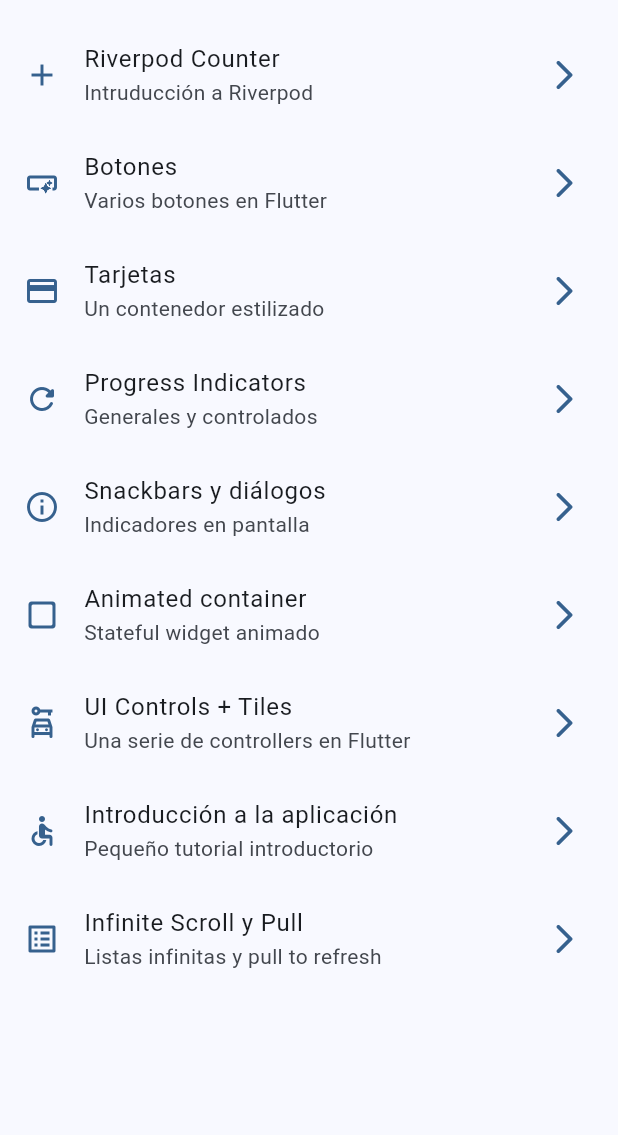
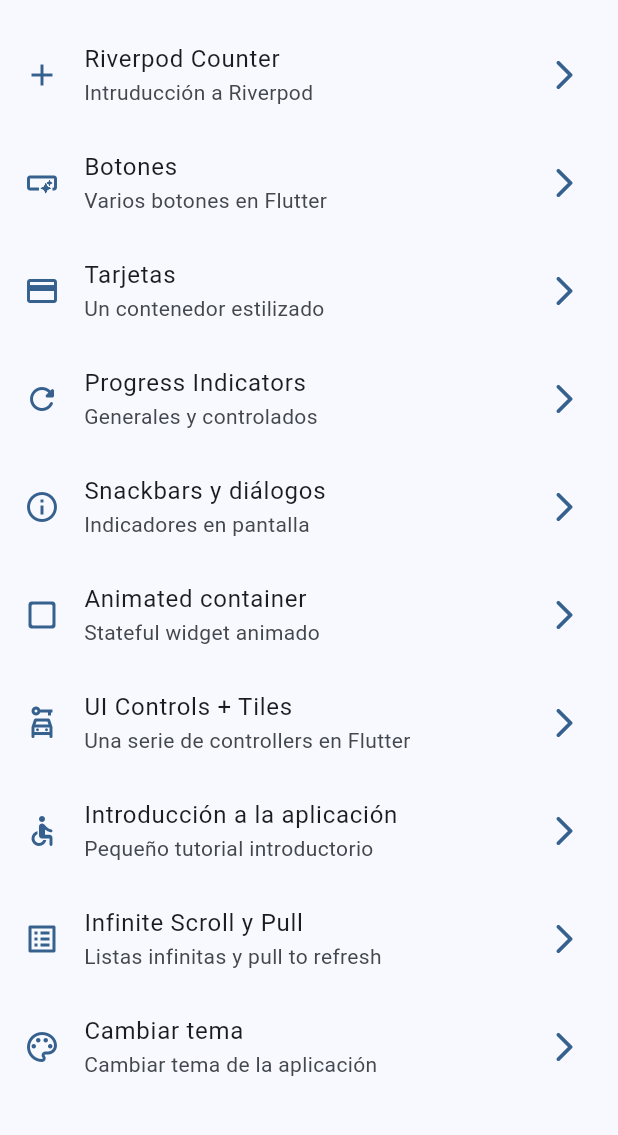
Before and after one commit to luisprmat/flutter-widgets-test, a Flutter app: the screen it shows after launch, on a phone screen of 412 x 824 dp, the part 63-1198 px from its top. Run offline on Flutter 3.47's test engine with Material 3 defaults, Android fonts, the phone set to English and light mode, and no system bars; our stand-ins replace animate_do, flutter_riverpod, go_router.

Commit message:
Screen to change Theme Color

```diff
--- a/lib/config/menu/menu_items.dart
+++ b/lib/config/menu/menu_items.dart
@@ -77,4 +77,11 @@ const appMenuItems = <MenuItem>[
     link: '/infinite',
     icon: Icons.list_alt_outlined,
   ),
+
+  MenuItem(
+    title: 'Cambiar tema',
+    subTitle: 'Cambiar tema de la aplicación',
+    link: '/theme-changer',
+    icon: Icons.color_lens_outlined,
+  ),
 ];
--- a/lib/config/router/app_router.dart
+++ b/lib/config/router/app_router.dart
@@ -54,5 +54,10 @@ final appRouter = GoRouter(
       name: CounterScreen.name,
       builder: (context, state) => CounterScreen(),
     ),
+    GoRoute(
+      path: '/theme-changer',
+      name: ThemeChangerScreen.name,
+      builder: (context, state) => ThemeChangerScreen(),
+    ),
   ],
 );
--- a/lib/presentation/providers/theme_provider.dart
+++ b/lib/presentation/providers/theme_provider.dart
@@ -1,3 +1,8 @@
+import 'package:flutter/material.dart';
 import 'package:flutter_riverpod/flutter_riverpod.dart';
+import 'package:widgets_app/config/theme/app_theme.dart';
 
 final isDarkModeProvider = StateProvider<bool>((ref) => false);
+
+// Inmutable color list
+final colorListProvider = Provider<List<Color>>((ref) => colorList);
--- a/lib/presentation/screens/screens.dart
+++ b/lib/presentation/screens/screens.dart
@@ -7,4 +7,5 @@ export 'package:widgets_app/presentation/screens/home/home_screen.dart';
 export 'package:widgets_app/presentation/screens/infinite_scroll/infinite_scroll_screen.dart';
 export 'package:widgets_app/presentation/screens/progress/progress_screen.dart';
 export 'package:widgets_app/presentation/screens/snackbar/snackbar_screen.dart';
+export 'package:widgets_app/presentation/screens/theme_changer/theme_changer_screen.dart';
 export 'package:widgets_app/presentation/screens/ui_controls/ui_controls_screen.dart';
```
Also changed, not shown: lib/presentation/screens/theme_changer/theme_changer_screen.dart (added, +55 -0 lines).
